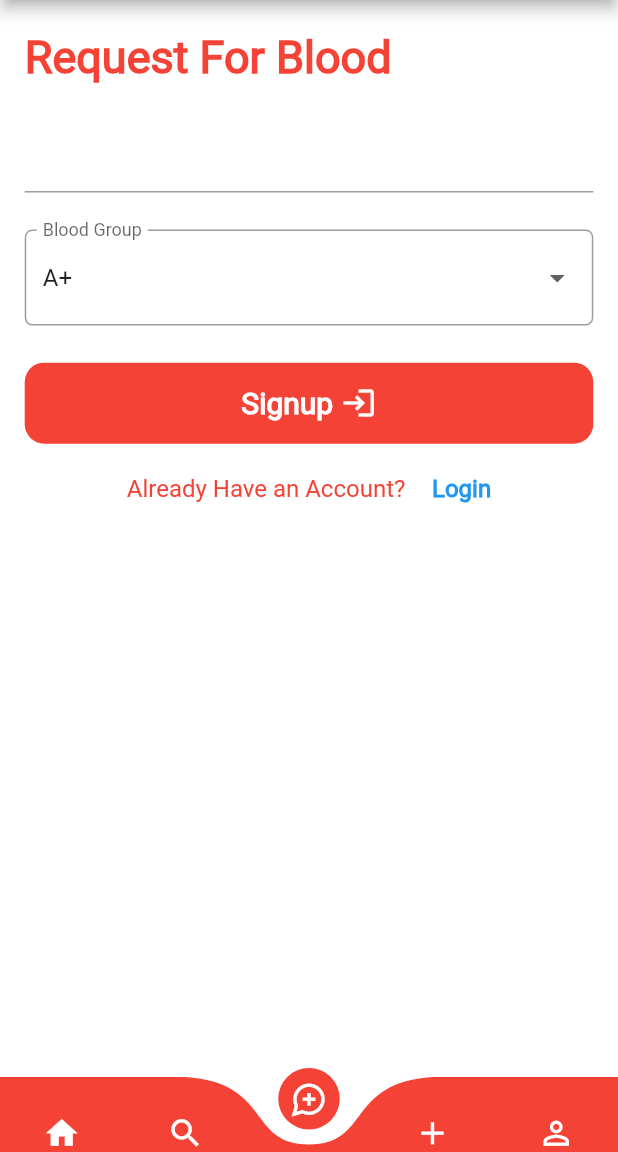
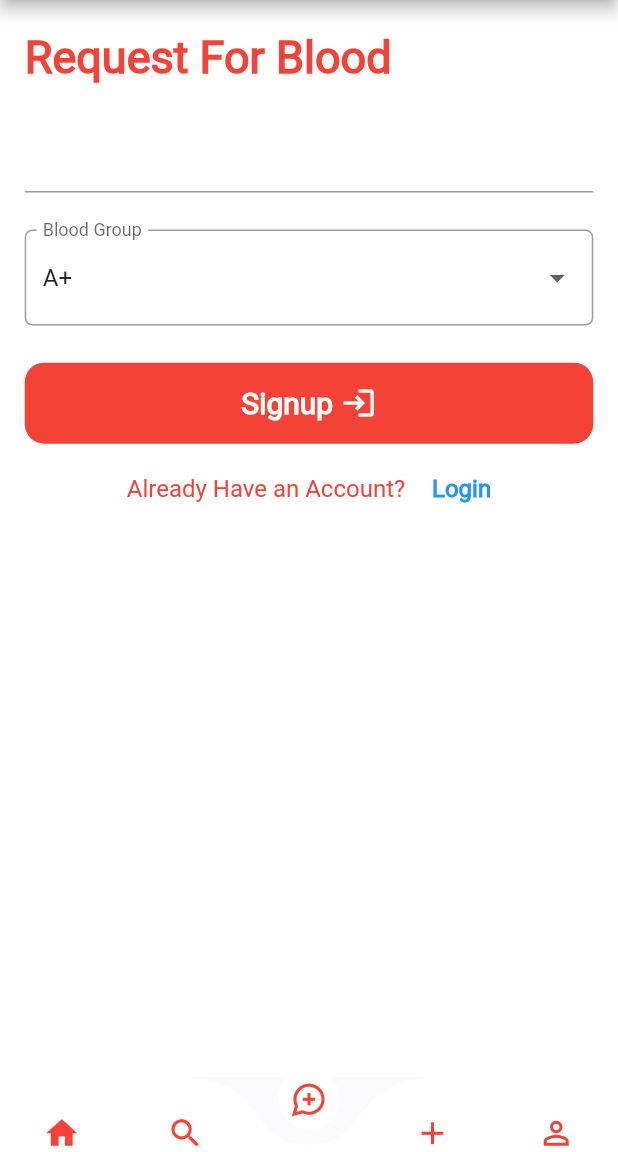
Before and after one commit to robinNcode/blood_71, a Flutter app: the screen it shows after launch, on a phone screen of 412 x 824 dp, the part 84-1236 px from its top. Run offline on Flutter 3.47's test engine with Material 2 defaults, Android fonts, the phone set to English and light mode, and no system bars; drawn by our look-alikes of curved_navigation_bar; our stand-ins replace cool_alert, file_picker, flutter_easyloading, sizer.

Commit message:
bottom navigation bar design updated

```diff
--- a/lib/src/theme/bottom_navigation_bar.dart
+++ b/lib/src/theme/bottom_navigation_bar.dart
@@ -27,15 +27,15 @@ class CustomBottomNav  extends StatelessWidget {
       index: pageNo,
       height: 50.0,
       items: const <Widget>[
-        Icon(Icons.home, size: 25, color: Colors.white,),
-        Icon(Icons.search, size: 25, color: Colors.white,),
-        Icon(Icons.maps_ugc_sharp, size: 25, color: Colors.white,),
-        Icon(Icons.add, size: 25, color: Colors.white,),
-        Icon(Icons.perm_identity, size: 25, color: Colors.white,),
+        Icon(Icons.home, size: 25, color: Colors.red,),
+        Icon(Icons.search, size: 25, color: Colors.red,),
+        Icon(Icons.maps_ugc_sharp, size: 25, color: Colors.red,),
+        Icon(Icons.add, size: 25, color: Colors.red,),
+        Icon(Icons.perm_identity, size: 25, color: Colors.red,),
       ],
-      color: Colors.red,
-      buttonBackgroundColor: Colors.red,
-      backgroundColor: Colors.white,
+      color: Colors.white,
+      buttonBackgroundColor: Colors.white,
+      backgroundColor: const Color(0xFAFAFAFF),
       animationCurve: Curves.easeInOut,
       animationDuration: const Duration(milliseconds: 600),
       onTap: (index) {
```
